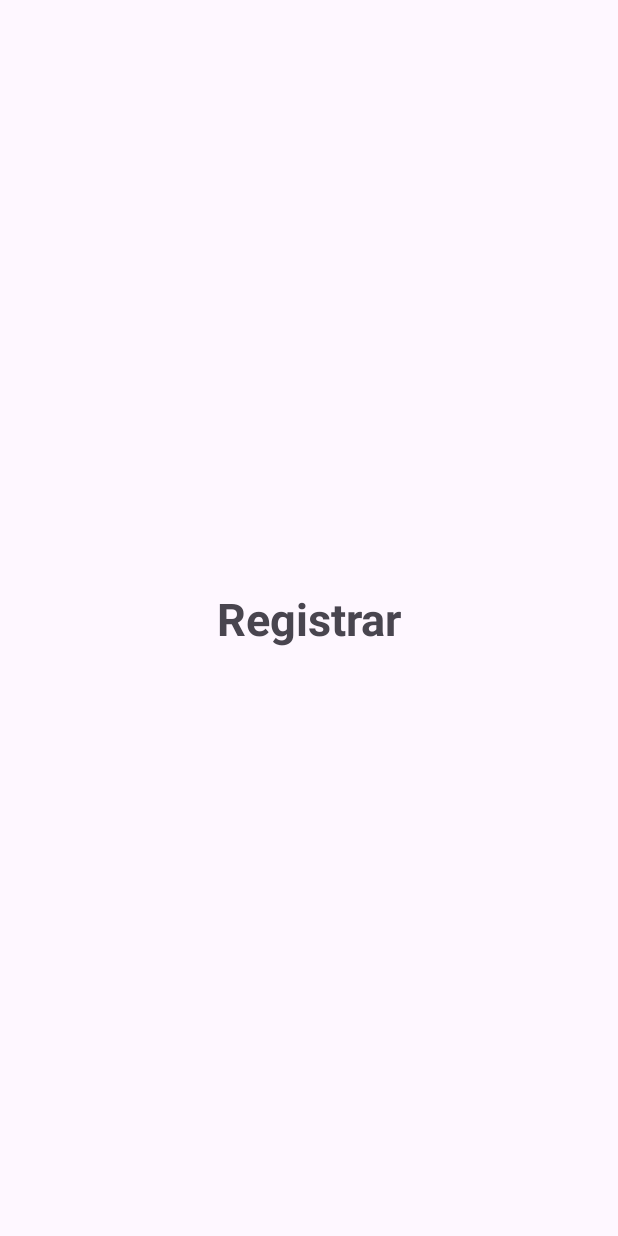
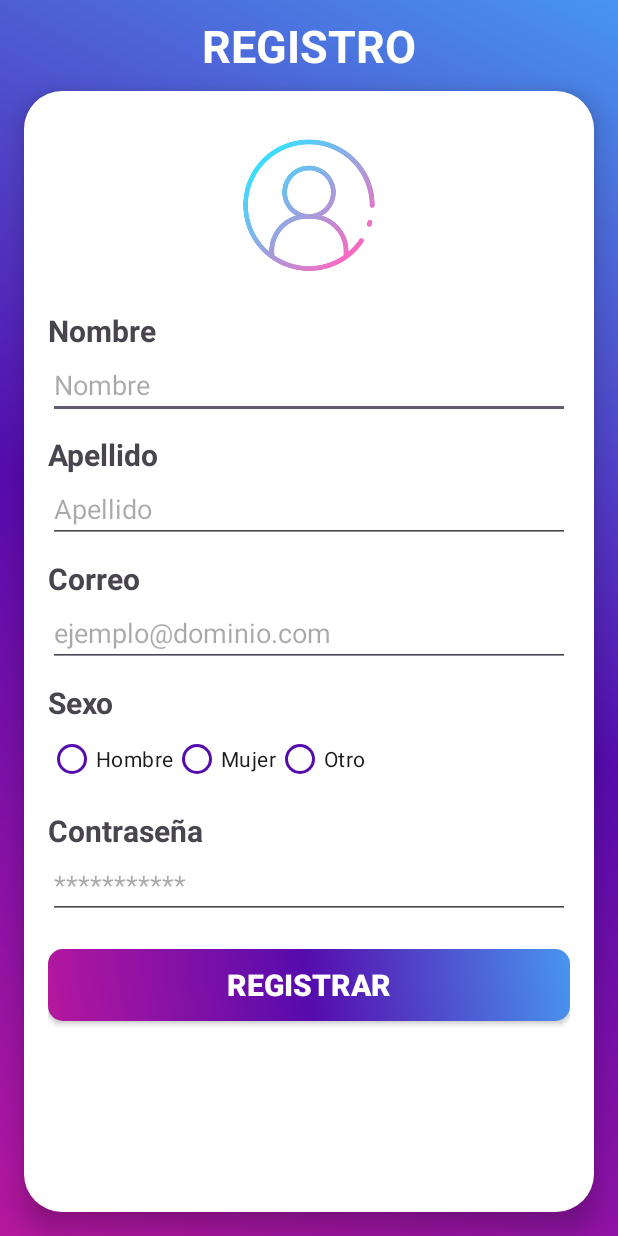
Before and after one commit to JuanGR-FI/EjerciciosModulo4, an Android app: the screen it shows after launch (RegisterActivity), on a phone screen of 412 x 824 dp. Run offline under Robolectric (Android 15) with nearby library versions, the phone set to English and light mode, and no system bars.

Commit message:
Preparando interfaz de registro

```diff
--- /dev/null
+++ b/app/src/main/res/drawable/border_rectangle.xml
@@ -0,0 +1,6 @@
+<?xml version="1.0" encoding="utf-8"?>
+<shape xmlns:android="http://schemas.android.com/apk/res/android"
+    android:shape="rectangle">
+    <solid android:color="@color/white"/>
+    <corners android:radius="25dp"/>
+</shape>
--- /dev/null
+++ b/app/src/main/res/drawable/gradient_background.xml
@@ -0,0 +1,10 @@
+<?xml version="1.0" encoding="utf-8"?>
+<shape xmlns:android="http://schemas.android.com/apk/res/android"
+    android:shape="rectangle">
+    <gradient
+        android:angle="45"
+        android:centerColor="#560bad"
+        android:endColor="#4895ef"
+        android:startColor="#b5179e"
+        android:type="linear" />
+</shape>
--- /dev/null
+++ b/app/src/main/res/drawable/gradient_button_backgd.xml
@@ -0,0 +1,11 @@
+<?xml version="1.0" encoding="utf-8"?>
+<shape xmlns:android="http://schemas.android.com/apk/res/android" android:shape="rectangle">
+    <corners android:radius="10dp"/>
+    <gradient android:angle="45"
+        android:startColor="#b5179e"
+        android:centerColor="#560bad"
+        android:endColor="#4895ef"
+        android:type="linear"
+        />
+
+</shape>
--- a/app/src/main/res/layout/activity_register.xml
+++ b/app/src/main/res/layout/activity_register.xml
@@ -1,20 +1,140 @@
 <?xml version="1.0" encoding="utf-8"?>
-<androidx.constraintlayout.widget.ConstraintLayout xmlns:android="http://schemas.android.com/apk/res/android"
+<LinearLayout xmlns:android="http://schemas.android.com/apk/res/android"
     xmlns:app="http://schemas.android.com/apk/res-auto"
     xmlns:tools="http://schemas.android.com/tools"
     android:layout_width="match_parent"
     android:layout_height="match_parent"
+    android:background="@drawable/gradient_background"
+    android:gravity="center"
+    android:orientation="vertical"
     tools:context=".tarearegistro.RegisterActivity">
 
     <TextView
         android:layout_width="wrap_content"
         android:layout_height="wrap_content"
-        app:layout_constraintTop_toTopOf="parent"
-        app:layout_constraintBottom_toBottomOf="parent"
-        app:layout_constraintStart_toStartOf="parent"
-        app:layout_constraintEnd_toEndOf="parent"
+        android:layout_marginVertical="10dp"
+        android:text="REGISTRO"
+        android:textColor="@color/white"
         android:textSize="30sp"
-        android:textStyle="bold"
-        android:text="Registrar"/>
+        android:textStyle="bold" />
 
-</androidx.constraintlayout.widget.ConstraintLayout>
+    <LinearLayout
+        android:layout_width="match_parent"
+        android:layout_height="match_parent"
+        android:layout_marginHorizontal="16dp"
+        android:layout_marginBottom="16dp"
+        android:background="@drawable/border_rectangle"
+        android:elevation="10dp"
+        android:orientation="vertical"
+        android:padding="16dp">
+
+        <ImageView
+            android:layout_width="120dp"
+            android:layout_height="120dp"
+            android:layout_gravity="center_horizontal"
+            android:src="@drawable/login_logo"
+            />
+
+        <TextView
+            android:layout_width="wrap_content"
+            android:layout_height="wrap_content"
+            android:layout_marginTop="10dp"
+            android:text="Nombre"
+            android:textSize="20sp"
+            android:textStyle="bold" />
+
+        <EditText
+            android:layout_width="match_parent"
+            android:layout_height="wrap_content"
+            android:hint="Nombre"
+            android:inputType="text" />
+
+        <TextView
+            android:layout_width="wrap_content"
+            android:layout_height="wrap_content"
+            android:layout_marginTop="10dp"
+            android:text="Apellido"
+            android:textSize="20sp"
+            android:textStyle="bold" />
+
+        <EditText
+            android:layout_width="match_parent"
+            android:layout_height="wrap_content"
+            android:hint="Apellido"
+            android:inputType="text" />
+
+        <TextView
+            android:layout_width="wrap_content"
+            android:layout_height="wrap_content"
+            android:layout_marginTop="10dp"
+            android:text="Correo"
+            android:textSize="20sp"
+            android:textStyle="bold" />
+
+        <EditText
+            android:layout_width="match_parent"
+            android:layout_height="wrap_content"
+            android:hint="ejemplo@dominio.com"
+            android:inputType="textEmailAddress" />
+
+        <TextView
+            android:layout_width="wrap_content"
+            android:layout_height="wrap_content"
+            android:layout_marginTop="10dp"
+            android:text="Sexo"
+            android:textSize="20sp"
+            android:textStyle="bold" />
+
+        <RadioGroup
+            android:layout_width="match_parent"
+            android:layout_height="wrap_content"
+            android:orientation="horizontal">
+
+            <RadioButton
+                android:layout_width="wrap_content"
+                android:layout_height="wrap_content"
+                android:text="Hombre"
+                app:buttonTint="#560bad" />
+
+            <RadioButton
+                android:layout_width="wrap_content"
+                android:layout_height="wrap_content"
+                android:text="Mujer"
+                app:buttonTint="#560bad" />
+
+            <RadioButton
+                android:layout_width="wrap_content"
+                android:layout_height="wrap_content"
+                android:text="Otro"
+                app:buttonTint="#560bad" />
+
+        </RadioGroup>
+
+        <TextView
+            android:layout_width="wrap_content"
+            android:layout_height="wrap_content"
+            android:layout_marginTop="10dp"
+            android:text="Contraseña"
+            android:textSize="20sp"
+            android:textStyle="bold" />
+
+        <EditText
+            android:layout_width="match_parent"
+            android:layout_height="wrap_content"
+            android:hint="***********"
+            android:inputType="textPassword" />
+
+        <androidx.appcompat.widget.AppCompatButton
+            android:layout_width="match_parent"
+            android:layout_height="wrap_content"
+            android:layout_gravity="center_horizontal"
+            android:layout_marginTop="20dp"
+            android:background="@drawable/gradient_button_backgd"
+            android:text="Registrar"
+            android:textColor="@color/white"
+            android:textSize="20sp"
+            android:textStyle="bold" />
+
+    </LinearLayout>
+
+</LinearLayout>
```
